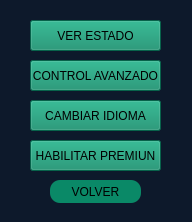
The window that interfaz/panel_control.ui (Supranet-ar/tvip) describes before a commit, drawn with Qt 5.
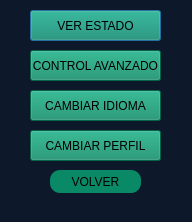
The same window after the commit.

```diff
--- a/interfaz/panel_control.ui
+++ b/interfaz/panel_control.ui
@@ -16,11 +16,83 @@
   <property name="styleSheet">
    <string notr="true">background-color: rgb(13, 25, 43);</string>
   </property>
+  <property name="modal">
+   <bool>false</bool>
+  </property>
+  <widget class="QPushButton" name="btn_estado">
+   <property name="geometry">
+    <rect>
+     <x>30</x>
+     <y>10</y>
+     <width>131</width>
+     <height>31</height>
+    </rect>
+   </property>
+   <property name="styleSheet">
+    <string notr="true">background-color: rgb(10, 137, 103);
+font: 75 11pt &quot;Bahnschrift Condensed&quot;;
+</string>
+   </property>
+   <property name="text">
+    <string>VER ESTADO</string>
+   </property>
+  </widget>
+  <widget class="QPushButton" name="btn_abrir_kodi">
+   <property name="geometry">
+    <rect>
+     <x>30</x>
+     <y>50</y>
+     <width>131</width>
+     <height>31</height>
+    </rect>
+   </property>
+   <property name="styleSheet">
+    <string notr="true">background-color: rgb(10, 137, 103);
+font: 75 11pt &quot;Bahnschrift Condensed&quot;;</string>
+   </property>
+   <property name="text">
+    <string>CONTROL AVANZADO</string>
+   </property>
+  </widget>
+  <widget class="QPushButton" name="btn_idioma">
+   <property name="geometry">
+    <rect>
+     <x>30</x>
+     <y>90</y>
+     <width>131</width>
+     <height>31</height>
+    </rect>
+   </property>
+   <property name="styleSheet">
+    <string notr="true">background-color: rgb(10, 137, 103);
+font: 75 11pt &quot;Bahnschrift Condensed&quot;;</string>
+   </property>
+   <property name="text">
+    <string>CAMBIAR IDIOMA</string>
+   </property>
+  </widget>
+  <widget class="QPushButton" name="btn_perfil">
+   <property name="geometry">
+    <rect>
+     <x>30</x>
+     <y>130</y>
+     <width>131</width>
+     <height>31</height>
+    </rect>
+   </property>
+   <property name="styleSheet">
+    <string notr="true">background-color: rgb(10, 137, 103);
+font: 75 11pt &quot;Bahnschrift Condensed&quot;;</string>
+   </property>
+   <property name="text">
+    <string>CAMBIAR PERFIL</string>
+   </property>
+  </widget>
   <widget class="QPushButton" name="btn_salir">
    <property name="geometry">
     <rect>
      <x>50</x>
-     <y>180</y>
+     <y>170</y>
      <width>91</width>
      <height>23</height>
     </rect>
@@ -34,75 +106,11 @@
     <string>VOLVER</string>
    </property>
   </widget>
-  <widget class="QPushButton" name="btn_idioma">
-   <property name="geometry">
-    <rect>
-     <x>30</x>
-     <y>100</y>
-     <width>131</width>
-     <height>31</height>
-    </rect>
-   </property>
-   <property name="styleSheet">
-    <string notr="true">background-color: rgb(10, 137, 103);
-font: 75 11pt &quot;Bahnschrift Condensed&quot;;</string>
-   </property>
-   <property name="text">
-    <string>CAMBIAR IDIOMA</string>
-   </property>
-  </widget>
-  <widget class="QPushButton" name="pushButton_3">
-   <property name="geometry">
-    <rect>
-     <x>30</x>
-     <y>140</y>
-     <width>131</width>
-     <height>31</height>
-    </rect>
-   </property>
-   <property name="styleSheet">
-    <string notr="true">background-color: rgb(10, 137, 103);
-font: 75 11pt &quot;Bahnschrift Condensed&quot;;</string>
-   </property>
-   <property name="text">
-    <string>HABILITAR PREMIUN</string>
-   </property>
-  </widget>
-  <widget class="QPushButton" name="btn_abrir_kodi">
-   <property name="geometry">
-    <rect>
-     <x>30</x>
-     <y>60</y>
-     <width>131</width>
-     <height>31</height>
-    </rect>
-   </property>
-   <property name="styleSheet">
-    <string notr="true">background-color: rgb(10, 137, 103);
-font: 75 11pt &quot;Bahnschrift Condensed&quot;;</string>
-   </property>
-   <property name="text">
-    <string>CONTROL AVANZADO</string>
-   </property>
-  </widget>
-  <widget class="QPushButton" name="btn_estado">
-   <property name="geometry">
-    <rect>
-     <x>30</x>
-     <y>20</y>
-     <width>131</width>
-     <height>31</height>
-    </rect>
-   </property>
-   <property name="styleSheet">
-    <string notr="true">background-color: rgb(10, 137, 103);
-font: 75 11pt &quot;Bahnschrift Condensed&quot;;
-</string>
-   </property>
-   <property name="text">
-    <string>VER ESTADO</string>
-   </property>
-  </widget>
+  <zorder>btn_perfil</zorder>
+  <zorder>btn_idioma</zorder>
+  <zorder>btn_estado</zorder>
+  <zorder>btn_abrir_kodi</zorder>
+  <zorder>btn_salir</zorder>
  </widget>
  <resources/>
  <connections/>
```
